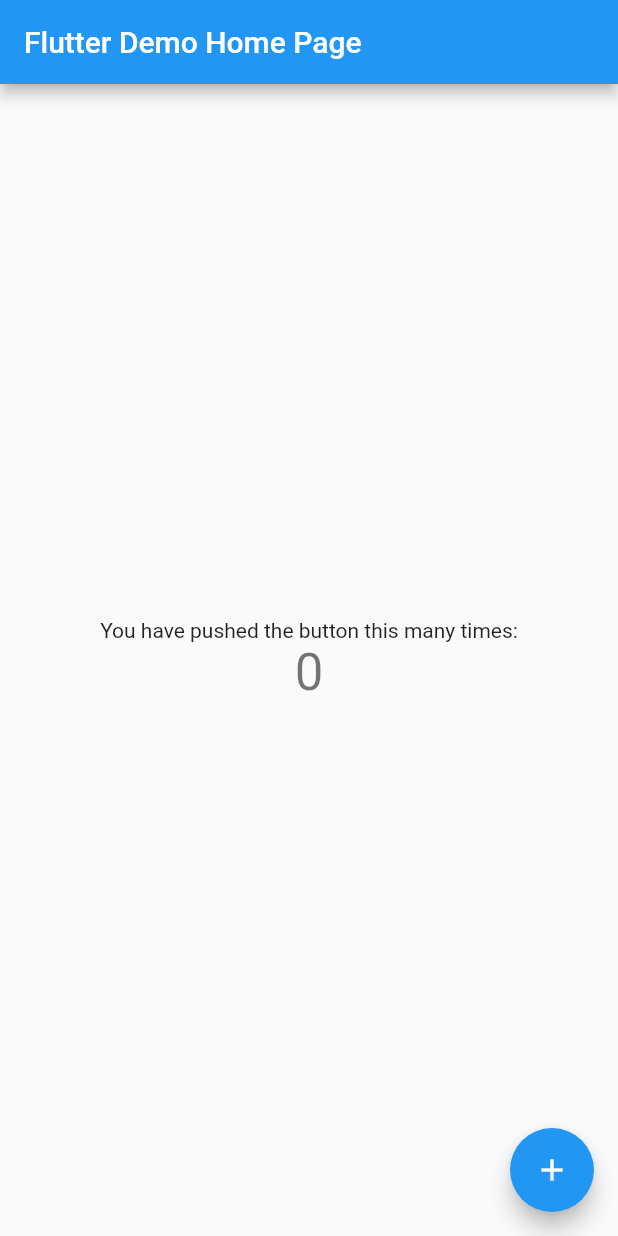
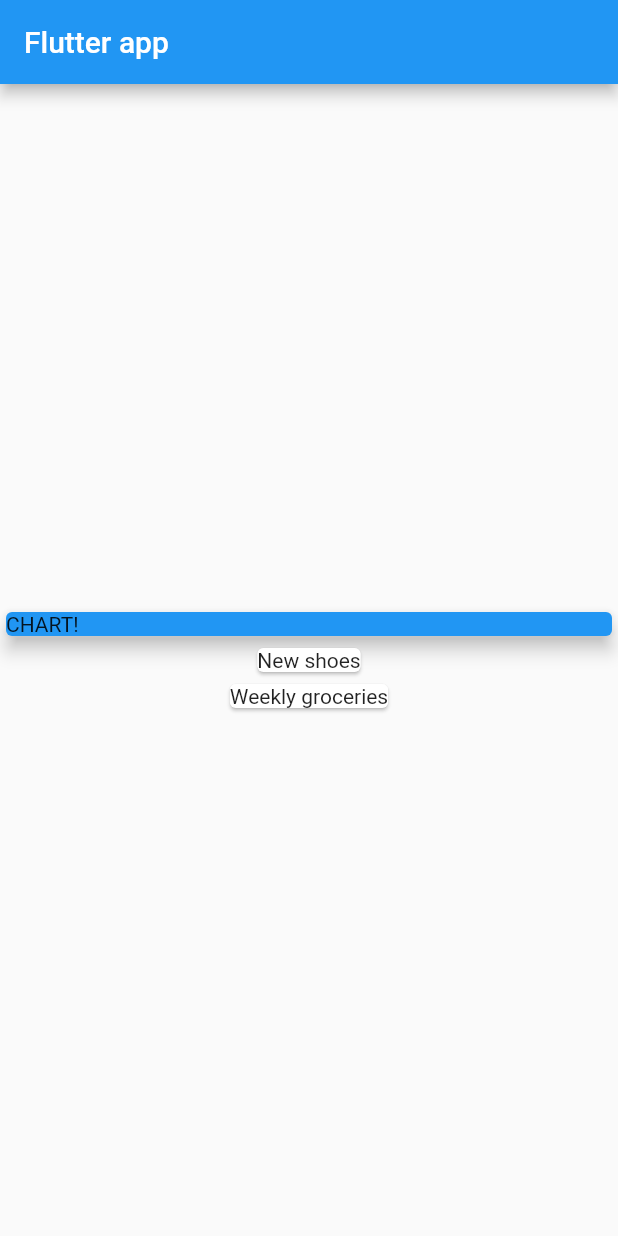
Before and after one commit to ayoline/Personal-Expenses-app, a Flutter app: the screen it shows after launch, on a phone screen of 412 x 824 dp. Run offline on Flutter 3.47's test engine with Material 2 defaults, Android fonts, the phone set to English and light mode, and no system bars.

```diff
--- a/lib/main.dart
+++ b/lib/main.dart
@@ -1,4 +1,7 @@
 import 'package:flutter/material.dart';
+
+// Local imports
+import './transaction.dart';
 
 void main() {
   runApp(const MyApp());
@@ -7,109 +10,63 @@ void main() {
 class MyApp extends StatelessWidget {
   const MyApp({Key? key}) : super(key: key);
 
-  // This widget is the root of your application.
   @override
   Widget build(BuildContext context) {
     return MaterialApp(
       title: 'Flutter Demo',
       theme: ThemeData(
-        // This is the theme of your application.
-        //
-        // Try running your application with "flutter run". You'll see the
-        // application has a blue toolbar. Then, without quitting the app, try
-        // changing the primarySwatch below to Colors.green and then invoke
-        // "hot reload" (press "r" in the console where you ran "flutter run",
-        // or simply save your changes to "hot reload" in a Flutter IDE).
-        // Notice that the counter didn't reset back to zero; the application
-        // is not restarted.
         primarySwatch: Colors.blue,
       ),
-      home: const MyHomePage(title: 'Flutter Demo Home Page'),
+      home: MyHomePage(),
     );
   }
 }
 
-class MyHomePage extends StatefulWidget {
-  const MyHomePage({Key? key, required this.title}) : super(key: key);
+class MyHomePage extends StatelessWidget {
+  MyHomePage({Key? key}) : super(key: key);
 
-  // This widget is the home page of your application. It is stateful, meaning
-  // that it has a State object (defined below) that contains fields that affect
-  // how it looks.
-
-  // This class is the configuration for the state. It holds the values (in this
-  // case the title) provided by the parent (in this case the App widget) and
-  // used by the build method of the State. Fields in a Widget subclass are
-  // always marked "final".
-
-  final String title;
-
-  @override
-  State<MyHomePage> createState() => _MyHomePageState();
-}
-
-class _MyHomePageState extends State<MyHomePage> {
-  int _counter = 0;
-
-  void _incrementCounter() {
-    setState(() {
-      // This call to setState tells the Flutter framework that something has
-      // changed in this State, which causes it to rerun the build method below
-      // so that the display can reflect the updated values. If we changed
-      // _counter without calling setState(), then the build method would not be
-      // called again, and so nothing would appear to happen.
-      _counter++;
-    });
-  }
+  final List<Transaction> transaction = [
+    Transaction(
+      id: 't1',
+      title: 'New shoes',
+      amount: 69.99,
+      date: DateTime.now(),
+    ),
+    Transaction(
+      id: 't2',
+      title: 'Weekly groceries',
+      amount: 16.53,
+      date: DateTime.now(),
+    ),
+  ];
 
   @override
   Widget build(BuildContext context) {
-    // This method is rerun every time setState is called, for instance as done
-    // by the _incrementCounter method above.
-    //
-    // The Flutter framework has been optimized to make rerunning build methods
-    // fast, so that you can just rebuild anything that needs updating rather
-    // than having to individually change instances of widgets.
     return Scaffold(
       appBar: AppBar(
-        // Here we take the value from the MyHomePage object that was created by
-        // the App.build method, and use it to set our appbar title.
-        title: Text(widget.title),
+        title: const Text('Flutter app'),
       ),
-      body: Center(
-        // Center is a layout widget. It takes a single child and positions it
-        // in the middle of the parent.
-        child: Column(
-          // Column is also a layout widget. It takes a list of children and
-          // arranges them vertically. By default, it sizes itself to fit its
-          // children horizontally, and tries to be as tall as its parent.
-          //
-          // Invoke "debug painting" (press "p" in the console, choose the
-          // "Toggle Debug Paint" action from the Flutter Inspector in Android
-          // Studio, or the "Toggle Debug Paint" command in Visual Studio Code)
-          // to see the wireframe for each widget.
-          //
-          // Column has various properties to control how it sizes itself and
-          // how it positions its children. Here we use mainAxisAlignment to
-          // center the children vertically; the main axis here is the vertical
-          // axis because Columns are vertical (the cross axis would be
-          // horizontal).
-          mainAxisAlignment: MainAxisAlignment.center,
-          children: <Widget>[
-            const Text(
-              'You have pushed the button this many times:',
+      body: Column(
+        mainAxisAlignment: MainAxisAlignment.center,
+        children: [
+          // ignore: sized_box_for_whitespace
+          Container(
+            width: double.infinity,
+            child: const Card(
+              color: Colors.blue,
+              child: Text('CHART!'),
+              elevation: 5,
             ),
-            Text(
-              '$_counter',
-              style: Theme.of(context).textTheme.headline4,
-            ),
-          ],
-        ),
+          ),
+          Column(
+            children: transaction.map((tx) {
+              return Card(
+                child: Text(tx.title!),
+              );
+            }).toList(),
+          ),
+        ],
       ),
-      floatingActionButton: FloatingActionButton(
-        onPressed: _incrementCounter,
-        tooltip: 'Increment',
-        child: const Icon(Icons.add),
-      ), // This trailing comma makes auto-formatting nicer for build methods.
     );
   }
 }
--- /dev/null
+++ b/lib/transaction.dart
@@ -0,0 +1,15 @@
+import 'package:flutter/foundation.dart';
+
+class Transaction {
+  final String? id;
+  final String? title;
+  final double? amount;
+  final DateTime? date;
+
+  Transaction({
+    @required this.id,
+    @required this.title,
+    @required this.amount,
+    @required this.date,
+  });
+}
```
